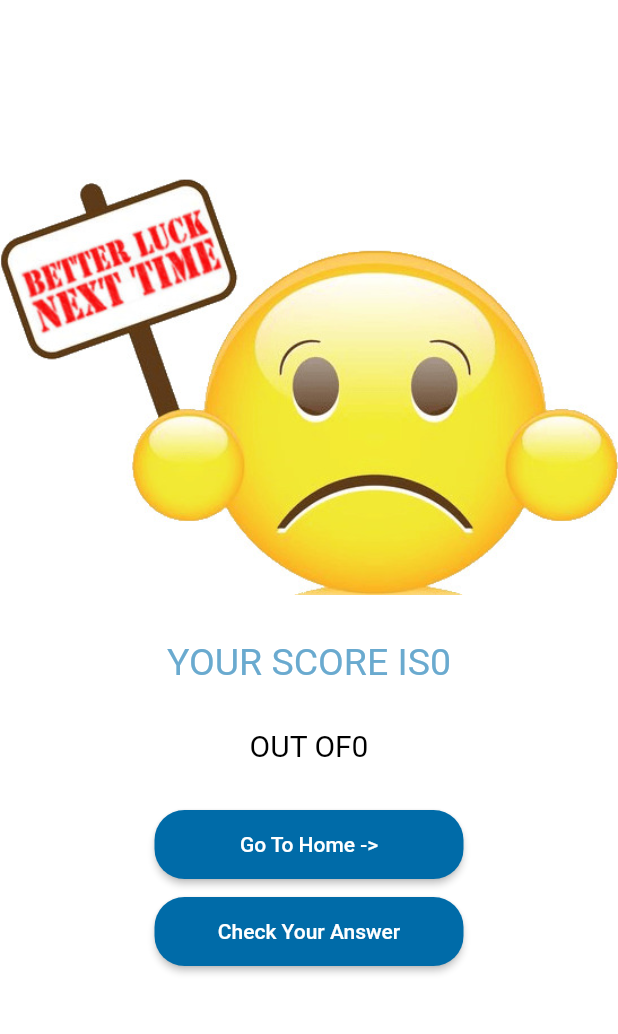
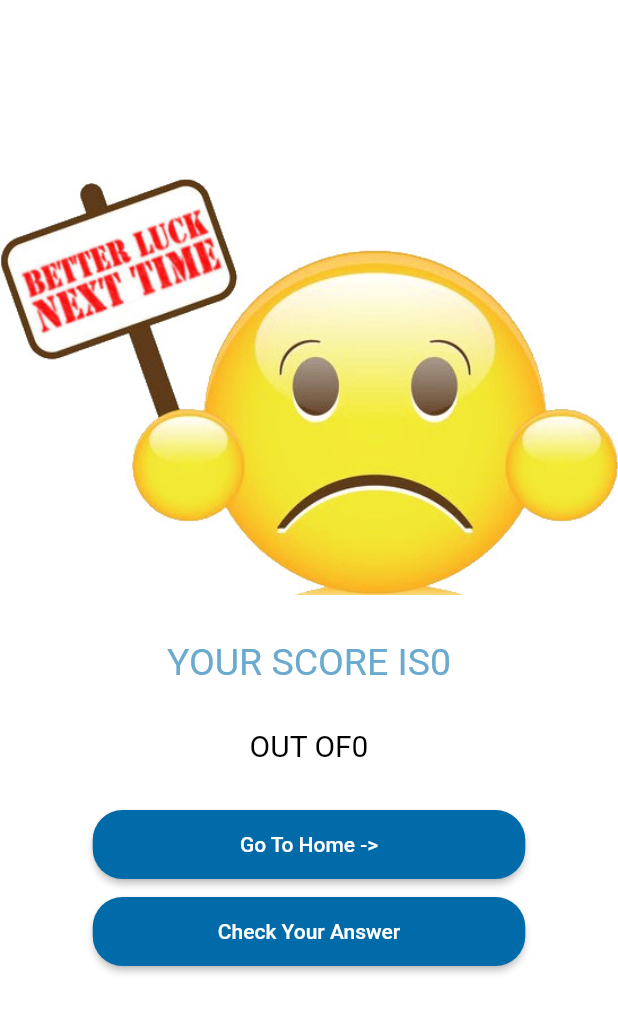
Before and after one commit to j-j-gajjar/Mathematics, a Flutter app: the AnswerScreen screen opened directly with empty values, on a phone screen of 412 x 824 dp, the part 90-1124 px from its top. Run offline on Flutter 3.47's test engine with Material 2 defaults, Android fonts, the light colour scheme and no system bars; our stand-ins replace circular_countdown_timer, font_awesome_flutter, modal_progress_hud_nsn, pdf, printing; missing offline and left inert: syncfusion_flutter_pdfviewer, universal_html; generated files the repository leaves out were written again; project files that could hold a hidden picture were left out.

Commit message:
screenshots

```diff
--- a/lib/Quiz/AnswerScreen.dart
+++ b/lib/Quiz/AnswerScreen.dart
@@ -105,7 +105,7 @@ class AnswerScreen extends StatelessWidget {
   }) {
     return Container(
       margin: const EdgeInsets.symmetric(horizontal: 20.0),
-      width: MediaQuery.of(context).size.width * 0.5,
+      width: MediaQuery.of(context).size.width * 0.7,
       child: ElevatedButton(
         onPressed: onPressed,
         style: ElevatedButton.styleFrom(
```
